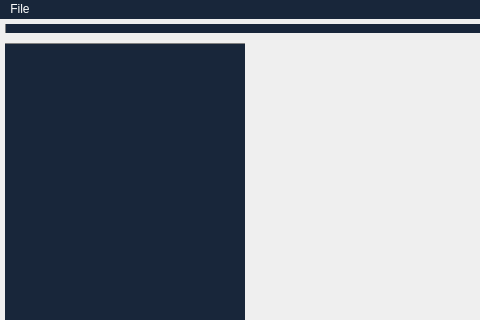
First picture: the form in src/gui/gui.ui, repository GavriloviciEduard/Asclepios-DICOM-Viewer, before the edit; both pictures show x 0 to 480 and y 0 to 320 of the 909 by 693 pixel window.
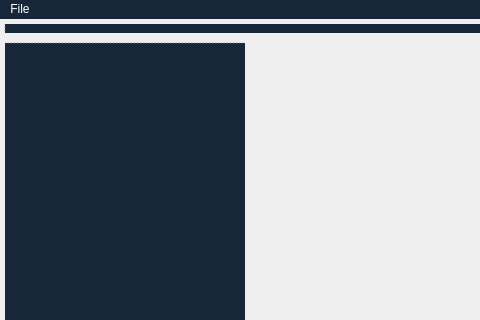
Second picture: the form after the edit. Icons and pictures are not drawn.

Diff of the .ui file:
```diff
--- a/src/gui/gui.ui
+++ b/src/gui/gui.ui
@@ -48,12 +48,12 @@
 
 QToolBar::handle:vertical 
 {
-  border-top:1px solid grey;
+  border-top:1px dashed grey;
 }
 
 QToolBar::handle:horizontal 
 {
-  border-left:1px solid grey;
+  border-left:1px dashed grey;
   padding-right: 5px;
 }
 
```
Left out of the diff: 6 changed lines with no effect on the pictures.
